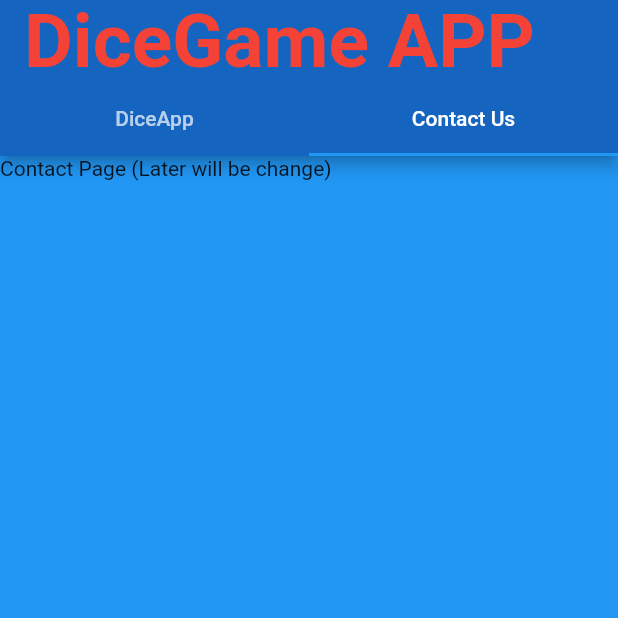
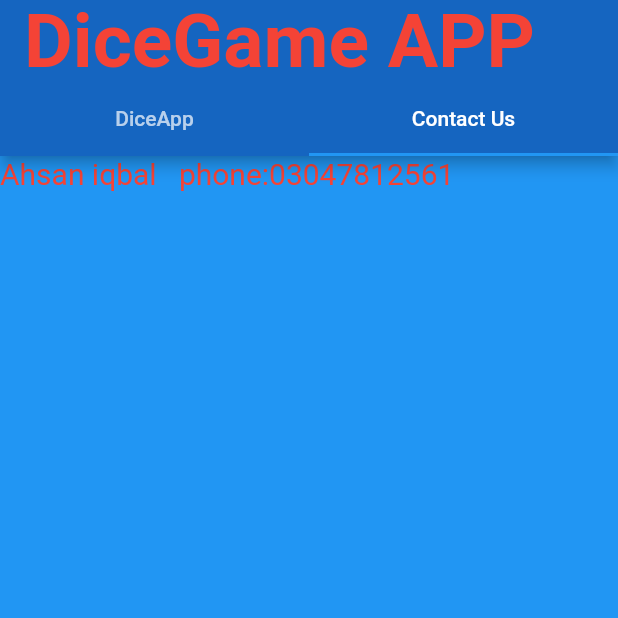
Before and after one commit to AHSANIQBAL8586/Ahsan-sp17-bcs-044, a Flutter app: the screen it shows after launch, tab 2 chosen, on a phone screen of 412 x 824 dp, the top half of it. Run offline on Flutter 3.47's test engine with Material 2 defaults, Android fonts, the phone set to English and light mode, and no system bars.

Commit message:
contactus uncionilty adeded and changed again

```diff
--- a/lib/main.dart
+++ b/lib/main.dart
@@ -145,7 +145,7 @@ class DiceeApp extends StatelessWidget {
                     ),
                   ],),
               ),
-              Text('Contact Page (Later will be change)'),
+              Text('Ahsan iqbal   phone:03047812561',style: TextStyle(color: Colors.red,fontSize:20,),),
             ],
           ),
         ),
```
